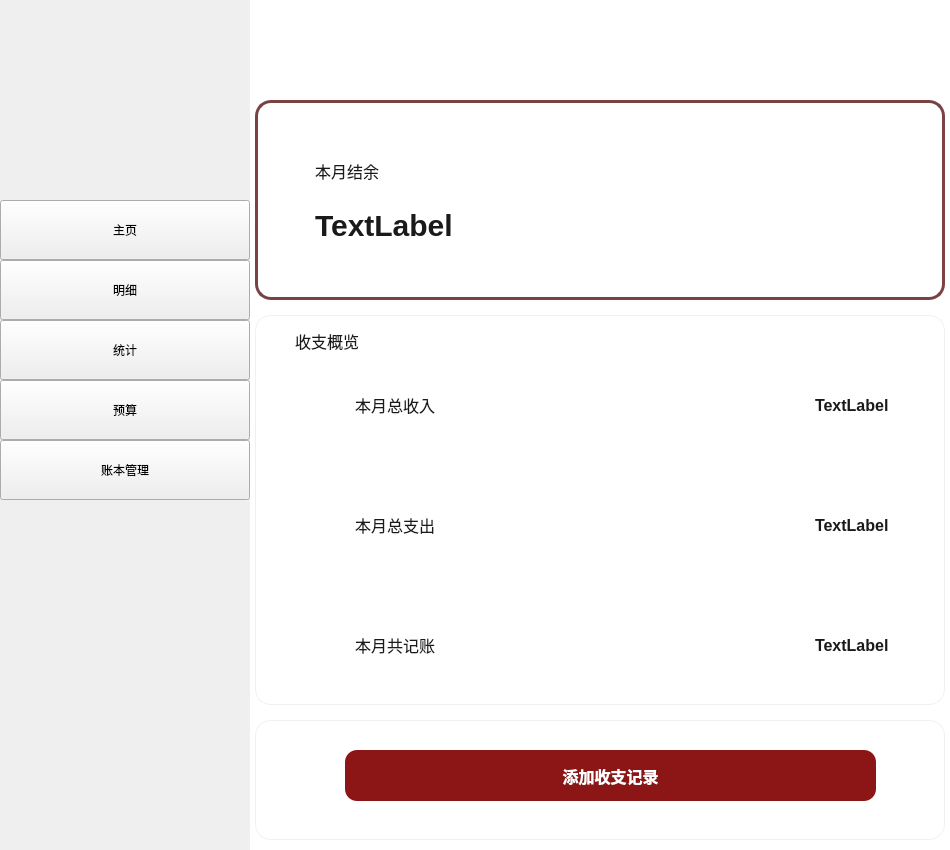
AliceLou007/accountbook, file widget.ui: the form before one commit.
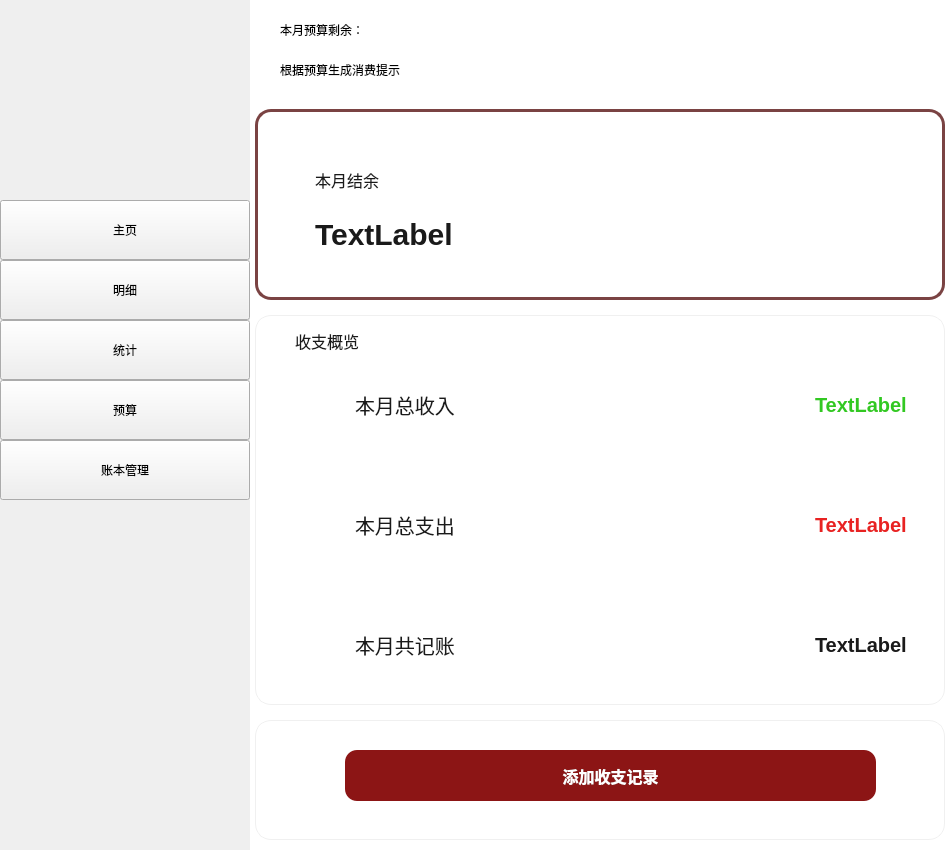
The form after the commit. Icons and pictures are not drawn.

What changed in the file:
```diff
--- a/widget.ui
+++ b/widget.ui
@@ -45,9 +45,9 @@
      <property name="geometry">
       <rect>
        <x>5</x>
-       <y>100</y>
+       <y>109</y>
        <width>690</width>
-       <height>200</height>
+       <height>191</height>
       </rect>
      </property>
      <property name="styleSheet">
@@ -68,7 +68,7 @@
        <rect>
         <x>60</x>
         <y>100</y>
-        <width>241</width>
+        <width>341</width>
         <height>51</height>
        </rect>
       </property>
@@ -139,9 +139,9 @@
       <property name="styleSheet">
        <string notr="true">QLabel {
     font-family: &quot;Helvetica Neue&quot;, Helvetica, Inter, Roboto, &quot;Microsoft YaHei&quot;, sans-serif;
-    font-size: 16px;         
+    font-size: 20px;         
     font-weight: 600;       
-    color: #1a1a1a;
+    color: #E82222;
 }</string>
       </property>
       <property name="text">
@@ -160,7 +160,7 @@
       <property name="styleSheet">
        <string notr="true">QLabel {
     font-family: &quot;Helvetica Neue&quot;, Helvetica, Inter, Roboto, &quot;Microsoft YaHei&quot;, sans-serif;
-    font-size: 16px;         
+    font-size: 20px;         
     font-weight: 600;       
     color: #1a1a1a;
 }</string>
@@ -181,9 +181,9 @@
       <property name="styleSheet">
        <string notr="true">QLabel {
     font-family: &quot;Helvetica Neue&quot;, Helvetica, Inter, Roboto, &quot;Microsoft YaHei&quot;, sans-serif;
-    font-size: 16px;         
+    font-size: 20px;         
     font-weight: 600;       
-    color: #1a1a1a;
+    color: #32C822;
 }</string>
       </property>
       <property name="text">
@@ -215,14 +215,14 @@
        <rect>
         <x>100</x>
         <y>30</y>
-        <width>120</width>
+        <width>161</width>
         <height>120</height>
        </rect>
       </property>
       <property name="styleSheet">
        <string notr="true">QLabel {
     font-family: &quot;Helvetica Neue&quot;, Helvetica, Inter, Roboto, &quot;Microsoft YaHei&quot;, sans-serif;
-    font-size: 16px;            
+    font-size: 20px;            
     color: #1a1a1a;
 }</string>
       </property>
@@ -242,7 +242,7 @@
       <property name="styleSheet">
        <string notr="true">QLabel {
     font-family: &quot;Helvetica Neue&quot;, Helvetica, Inter, Roboto, &quot;Microsoft YaHei&quot;, sans-serif;
-    font-size: 16px;            
+    font-size: 20px;            
     color: #1a1a1a;
 }</string>
       </property>
@@ -262,7 +262,7 @@
       <property name="styleSheet">
        <string notr="true">QLabel {
     font-family: &quot;Helvetica Neue&quot;, Helvetica, Inter, Roboto, &quot;Microsoft YaHei&quot;, sans-serif;
-    font-size: 16px;            
+    font-size: 20px;            
     color: #1a1a1a;
 }</string>
       </property>
@@ -328,6 +328,32 @@
       </property>
      </widget>
     </widget>
+    <widget class="QLabel" name="label_9">
+     <property name="geometry">
+      <rect>
+       <x>30</x>
+       <y>20</y>
+       <width>511</width>
+       <height>19</height>
+      </rect>
+     </property>
+     <property name="text">
+      <string>本月预算剩余：</string>
+     </property>
+    </widget>
+    <widget class="QLabel" name="label_10">
+     <property name="geometry">
+      <rect>
+       <x>30</x>
+       <y>60</y>
+       <width>311</width>
+       <height>20</height>
+      </rect>
+     </property>
+     <property name="text">
+      <string>根据预算生成消费提示</string>
+     </property>
+    </widget>
    </widget>
    <widget class="QWidget" name="page_2"/>
    <widget class="QWidget" name="page_3"/>
```
Left out of the diff: 51 changed lines with no effect on the pictures.
